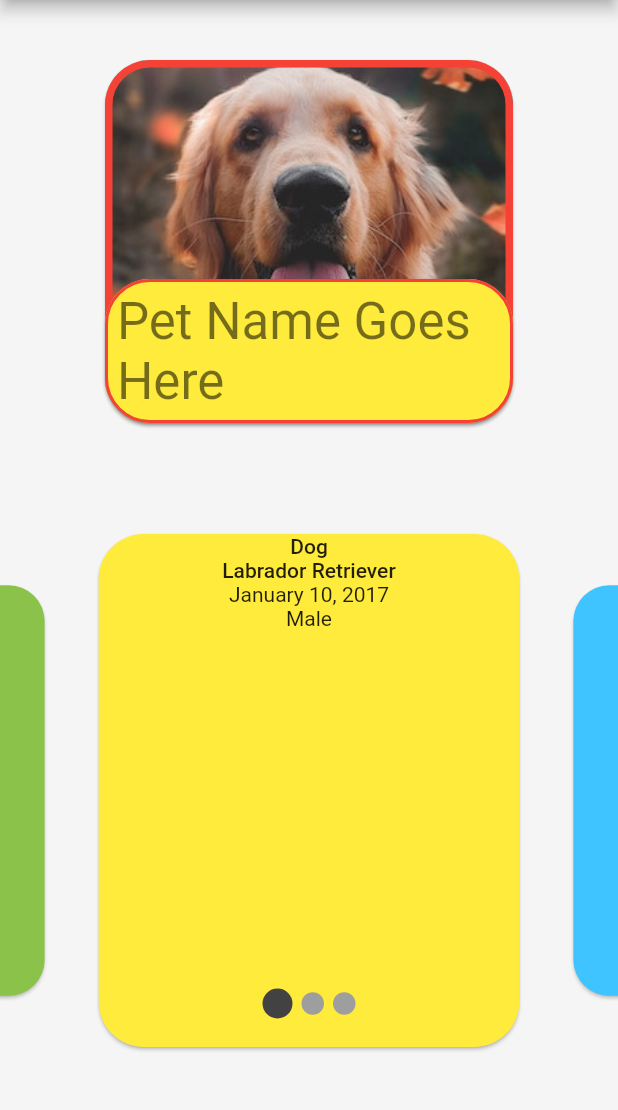
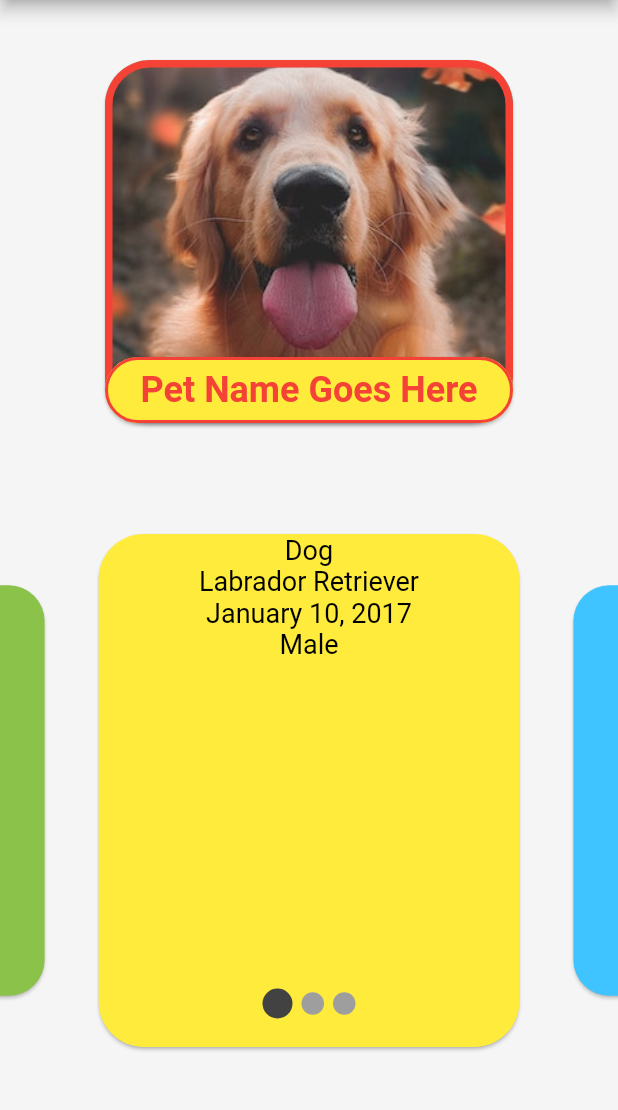
Before and after one commit to carlstep/mypetprojectb, a Flutter app: the screen it shows after launch, on a phone screen of 412 x 824 dp, the part 84-1194 px from its top. Run offline on Flutter 3.47's test engine with Material 2 defaults, Android fonts, the phone set to English and light mode, and no system bars; drawn by our look-alikes of card_swiper; our stand-ins replace font_awesome_flutter; Roboto replaces fonts that are missing (Montserrat).

Commit message:
created constants.dart

```diff
--- a/lib/main.dart
+++ b/lib/main.dart
@@ -1,6 +1,7 @@
 import 'package:flutter/material.dart';
 import 'package:font_awesome_flutter/font_awesome_flutter.dart';
 import 'package:card_swiper/card_swiper.dart';
+import 'package:mypetprojectb/utils/constants.dart';
 
 void main() => runApp(MyPetApp());
 
@@ -43,7 +44,7 @@ class MyPetApp extends StatelessWidget {
                     child: Center(
                       child: Text(
                         'Pet Name Goes Here',
-                        style: Theme.of(context).textTheme.headline4,
+                        style: kPetNameTextStyle,
                       ),
                     ),
                   ),
@@ -85,10 +86,10 @@ class MyPetApp extends StatelessWidget {
               color: Colors.yellow,
               child: Column(
                 children: [
-                  Text('Dog', style: Theme.of(context).textTheme.bodyText1), // pet type
-                  Text('Labrador Retriever', style: Theme.of(context).textTheme.bodyText1), // breed of pet
-                  Text('January 10, 2017'), // date of birth
-                  Text('Male'), // sex
+                  Text('Dog', style: kPetCardInfoTextStyle,), // pet type
+                  Text('Labrador Retriever', style: kPetCardInfoTextStyle,), // breed of pet
+                  Text('January 10, 2017', style: kPetCardInfoTextStyle,), // date of birth
+                  Text('Male', style: kPetCardInfoTextStyle,), // sex
                 ],
               ),
             ),
@@ -99,9 +100,9 @@ class MyPetApp extends StatelessWidget {
               color: Colors.lightBlueAccent,
               child: Column(
                 children: [
-                  Text('Vet Contact'), // vet contact
-                  Text('Groomer Contact'), // grooming contact
-                  Text('Pet Supplies Store'), // pet supplies store
+                  Text('Vet Contact', style: kPetCardInfoTextStyle,), // vet contact
+                  Text('Groomer Contact', style: kPetCardInfoTextStyle,), // grooming contact
+                  Text('Pet Supplies Store', style: kPetCardInfoTextStyle,), // pet supplies store
                 ],
               ),
             ),
@@ -112,7 +113,7 @@ class MyPetApp extends StatelessWidget {
               color: Colors.lightGreen,
               child: Column(
                 children: [
-                  Text('Pet Description'),
+                  Text('Pet Description', style: kPetCardInfoTextStyle,),
                 ],
               ),
             ),
--- /dev/null
+++ b/lib/utils/constants.dart
@@ -0,0 +1,13 @@
+import 'package:flutter/material.dart';
+
+const kPetNameTextStyle = TextStyle(
+  fontSize: 24,
+  color: Colors.red,
+  fontWeight: FontWeight.bold,
+);
+
+const kPetCardInfoTextStyle = TextStyle(
+  fontSize: 18,
+  color: Colors.black,
+  fontWeight: FontWeight.normal
+);
```
